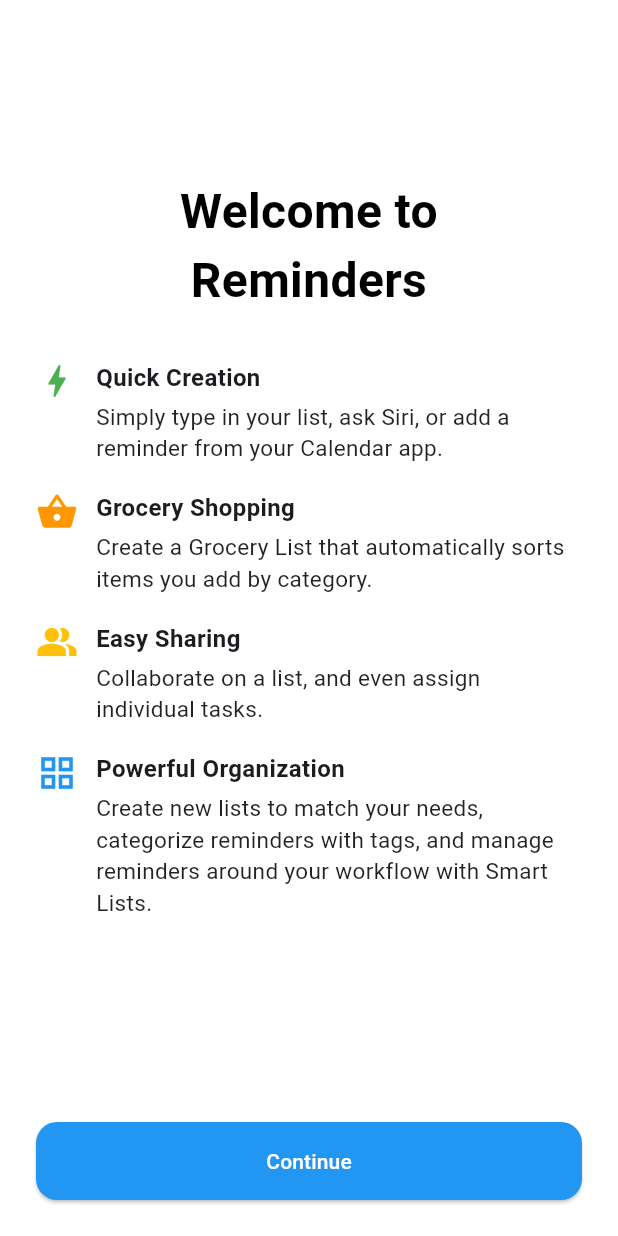
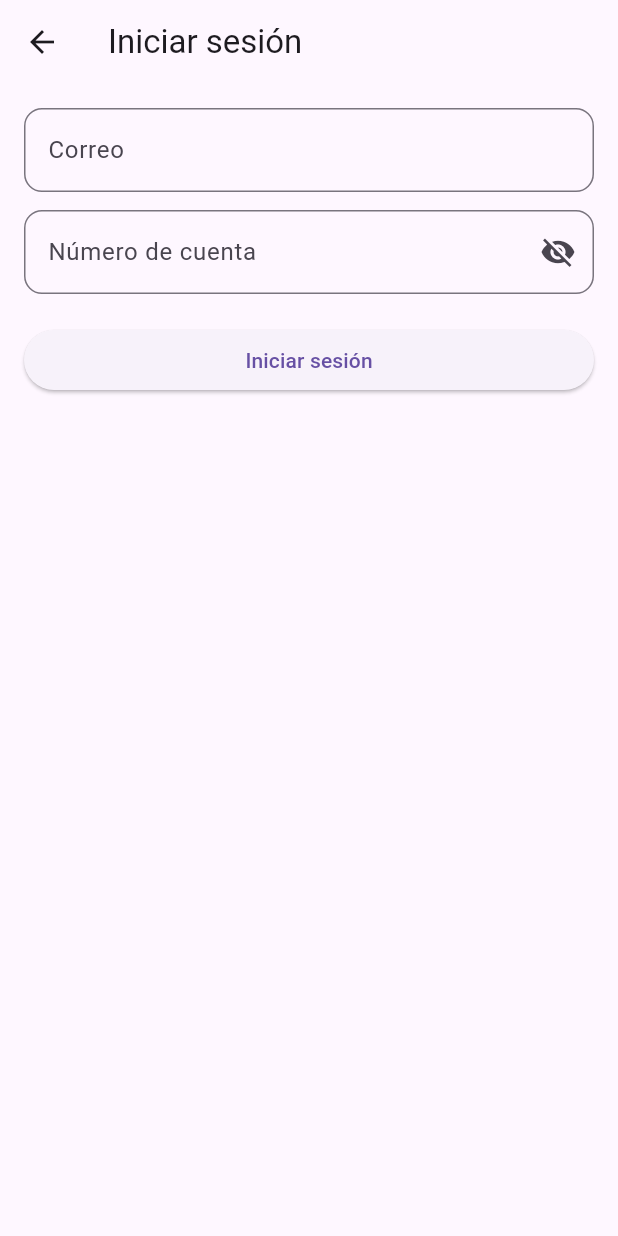
Before and after one commit to Isaias-alas/dies-o_tarea, a Flutter app: the screen it shows after launch, after a tap on "Continue", on a phone screen of 412 x 824 dp. Run offline on Flutter 3.47's test engine with Material 3 defaults, Android fonts, the phone set to English and light mode, and no system bars.

```diff
--- a/lib/main.dart
+++ b/lib/main.dart
@@ -1,4 +1,5 @@
 import 'package:flutter/material.dart';
+import 'screens/login_screen.dart';
 
 void main() {
   runApp(const RemindersApp());
@@ -79,6 +80,10 @@ class WelcomeScreen extends StatelessWidget {
                 width: double.infinity,
                 child: ElevatedButton(
                   onPressed: () {
+                    Navigator.push(
+                      context,
+                      MaterialPageRoute(builder: (_) => const LoginScreen()),
+                    );
                   },
                   style: ElevatedButton.styleFrom(
                     backgroundColor: Colors.blue,
@@ -129,13 +134,18 @@ class FeatureTile extends StatelessWidget {
               children: [
                 Text(
                   title,
-                  style:
-                      const TextStyle(fontWeight: FontWeight.bold, fontSize: 16),
+                  style: const TextStyle(
+                    fontWeight: FontWeight.bold,
+                    fontSize: 16,
+                  ),
                 ),
                 const SizedBox(height: 4),
                 Text(
                   description,
-                  style: const TextStyle(fontSize: 15, color: Colors.black87),
+                  style: const TextStyle(
+                    fontSize: 15,
+                    color: Colors.black87,
+                  ),
                 ),
               ],
             ),
--- /dev/null
+++ b/lib/screens/login_screen.dart
@@ -0,0 +1,73 @@
+import 'package:flutter/material.dart';
+import '/widgets/custom_textfield.dart';
+import 'home_screen.dart';
+
+class LoginScreen extends StatefulWidget {
+  const LoginScreen({super.key});
+
+  @override
+  State<LoginScreen> createState() => _LoginScreenState();
+}
+
+class _LoginScreenState extends State<LoginScreen> {
+  final emailCtrl = TextEditingController();
+  final passCtrl = TextEditingController();
+  bool showPass = false;
+
+  void _login() {
+    String email = emailCtrl.text.trim();
+    String password = passCtrl.text.trim();
+
+    if (email.isEmpty || password.isEmpty) {
+      ScaffoldMessenger.of(context).showSnackBar(const SnackBar(content: Text("Todos los campos son obligatorios.")));
+      return;
+    }
+
+    if (!email.endsWith('@unah.hn')) {
+      ScaffoldMessenger.of(context).showSnackBar(const SnackBar(content: Text("El correo debe ser institucional (@unah.hn).")));
+      return;
+    }
+
+    if (password != "20230001") {
+      ScaffoldMessenger.of(context).showSnackBar(const SnackBar(content: Text("Número de cuenta incorrecto.")));
+      return;
+    }
+
+    Navigator.pushReplacement(
+      context,
+      MaterialPageRoute(builder: (_) => const HomeScreen()),
+    );
+  }
+
+  @override
+  Widget build(BuildContext context) {
+    return Scaffold(
+      appBar: AppBar(title: const Text("Iniciar sesión")),
+      body: Padding(
+        padding: const EdgeInsets.all(16.0),
+        child: ListView(
+          children: [
+            CustomTextField(controller: emailCtrl, label: "Correo", hint: "ejemplo@unah.hn", inputType: TextInputType.emailAddress),
+            const SizedBox(height: 12),
+            CustomTextField(
+              controller: passCtrl,
+              label: "Número de cuenta",
+              hint: "20230001",
+              obscure: !showPass,
+              suffixIcon: IconButton(
+                icon: Icon(showPass ? Icons.visibility : Icons.visibility_off),
+                onPressed: () {
+                  setState(() {
+                    showPass = !showPass;
+                  });
+                },
+              ),
+            ),
+            const SizedBox(height: 20),
+            ElevatedButton(onPressed: _login, child: const Text("Iniciar sesión")),
+          ],
+        ),
+      ),
+    );
+  }
+}
--- /dev/null
+++ b/lib/widgets/custom_textfield.dart
@@ -0,0 +1,35 @@
+import 'package:flutter/material.dart';
+
+class CustomTextField extends StatelessWidget {
+  final TextEditingController controller;
+  final String label;
+  final String hint;
+  final bool obscure;
+  final Widget? suffixIcon;
+  final TextInputType inputType;
+
+  const CustomTextField({
+    super.key,
+    required this.controller,
+    required this.label,
+    required this.hint,
+    this.obscure = false,
+    this.suffixIcon,
+    this.inputType = TextInputType.text,
+  });
+
+  @override
+  Widget build(BuildContext context) {
+    return TextField(
+      controller: controller,
+      obscureText: obscure,
+      keyboardType: inputType,
+      decoration: InputDecoration(
+        labelText: label,
+        hintText: hint,
+        border: OutlineInputBorder(borderRadius: BorderRadius.circular(12)),
+        suffixIcon: suffixIcon,
+      ),
+    );
+  }
+}
```
Also changed, not shown: lib/screens/home_screen.dart (added, +13 -0 lines), lib/screens/register_screen.dart (added, +109 -0 lines), utils/validators.dart (added), widgets/custom_textfield.dart (added).
